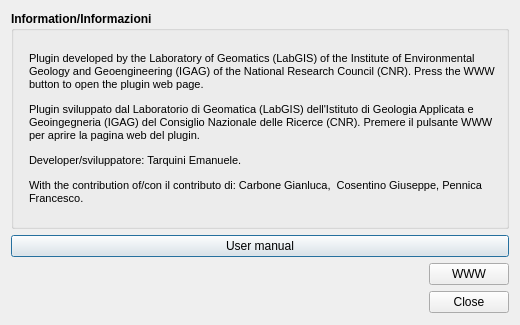
Old version of the form tb_info.ui in the repository CNR-IGAG/cle-tools.
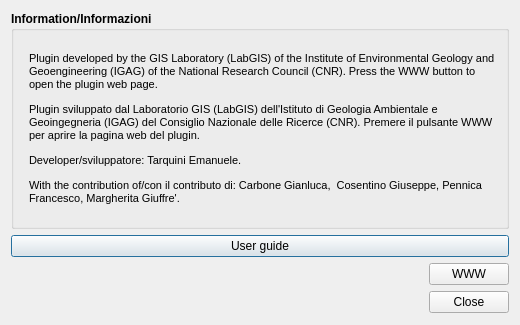
New version of the form. Icons and pictures are not drawn.

The edit to the form file:
```diff
--- a/tb_info.ui
+++ b/tb_info.ui
@@ -77,11 +77,11 @@
          <string>&lt;!DOCTYPE HTML PUBLIC &quot;-//W3C//DTD HTML 4.0//EN&quot; &quot;http://www.w3.org/TR/REC-html40/strict.dtd&quot;&gt;
 &lt;html&gt;&lt;head&gt;&lt;meta name=&quot;qrichtext&quot; content=&quot;1&quot; /&gt;&lt;style type=&quot;text/css&quot;&gt;
 p, li { white-space: pre-wrap; }
-&lt;/style&gt;&lt;/head&gt;&lt;body style=&quot; font-family:'MS Shell Dlg 2'; font-size:8pt; font-weight:600; font-style:normal;&quot;&gt;
-&lt;p style=&quot; margin-top:0px; margin-bottom:0px; margin-left:0px; margin-right:0px; -qt-block-indent:0; text-indent:0px;&quot;&gt;&lt;span style=&quot; font-weight:400;&quot;&gt;Plugin developed by the Laboratory of Geomatics (LabGIS) of the Institute of Environmental Geology and Geoengineering (IGAG) of the National Research Council (CNR). Press the WWW button to open the plugin web page.&lt;/span&gt;&lt;/p&gt;
-&lt;p style=&quot; margin-top:12px; margin-bottom:12px; margin-left:0px; margin-right:0px; -qt-block-indent:0; text-indent:0px;&quot;&gt;&lt;span style=&quot; font-weight:400;&quot;&gt;Plugin sviluppato dal Laboratorio di Geomatica (LabGIS) dell'Istituto di Geologia Applicata e Geoingegneria (IGAG) del Consiglio Nazionale delle Ricerce (CNR).&lt;/span&gt; &lt;span style=&quot; font-weight:400;&quot;&gt;Premere il pulsante WWW per aprire la pagina web del plugin.&lt;/span&gt;&lt;/p&gt;
-&lt;p style=&quot; margin-top:12px; margin-bottom:12px; margin-left:0px; margin-right:0px; -qt-block-indent:0; text-indent:0px;&quot;&gt;&lt;span style=&quot; font-weight:400;&quot;&gt;Developer/sviluppatore: Tarquini Emanuele.&lt;/span&gt;&lt;/p&gt;
-&lt;p style=&quot; margin-top:12px; margin-bottom:12px; margin-left:0px; margin-right:0px; -qt-block-indent:0; text-indent:0px;&quot;&gt;&lt;span style=&quot; font-weight:400;&quot;&gt;With the contribution of/con il contributo di: Carbone Gianluca,  Cosentino Giuseppe, Pennica Francesco.&lt;/span&gt;&lt;/p&gt;&lt;/body&gt;&lt;/html&gt;</string>
+&lt;/style&gt;&lt;/head&gt;&lt;body style=&quot; font-family:'Fira Sans'; font-size:10pt; font-weight:600; font-style:normal;&quot;&gt;
+&lt;p style=&quot; margin-top:0px; margin-bottom:0px; margin-left:0px; margin-right:0px; -qt-block-indent:0; text-indent:0px;&quot;&gt;&lt;span style=&quot; font-family:'MS Shell Dlg 2'; font-size:8pt; font-weight:400;&quot;&gt;Plugin developed by the GIS Laboratory (LabGIS) of the Institute of Environmental Geology and Geoengineering (IGAG) of the National Research Council (CNR). Press the WWW button to open the plugin web page.&lt;/span&gt;&lt;/p&gt;
+&lt;p style=&quot; margin-top:12px; margin-bottom:12px; margin-left:0px; margin-right:0px; -qt-block-indent:0; text-indent:0px;&quot;&gt;&lt;span style=&quot; font-family:'MS Shell Dlg 2'; font-size:8pt; font-weight:400;&quot;&gt;Plugin sviluppato dal Laboratorio GIS (LabGIS) dell'Istituto di Geologia Ambientale e Geoingegneria (IGAG) del Consiglio Nazionale delle Ricerce (CNR).&lt;/span&gt;&lt;span style=&quot; font-family:'MS Shell Dlg 2'; font-size:8pt;&quot;&gt; &lt;/span&gt;&lt;span style=&quot; font-family:'MS Shell Dlg 2'; font-size:8pt; font-weight:400;&quot;&gt;Premere il pulsante WWW per aprire la pagina web del plugin.&lt;/span&gt;&lt;/p&gt;
+&lt;p style=&quot; margin-top:12px; margin-bottom:12px; margin-left:0px; margin-right:0px; -qt-block-indent:0; text-indent:0px;&quot;&gt;&lt;span style=&quot; font-family:'MS Shell Dlg 2'; font-size:8pt; font-weight:400;&quot;&gt;Developer/sviluppatore: Tarquini Emanuele.&lt;/span&gt;&lt;/p&gt;
+&lt;p style=&quot; margin-top:12px; margin-bottom:12px; margin-left:0px; margin-right:0px; -qt-block-indent:0; text-indent:0px;&quot;&gt;&lt;span style=&quot; font-family:'MS Shell Dlg 2'; font-size:8pt; font-weight:400;&quot;&gt;With the contribution of/con il contributo di: Carbone Gianluca,  Cosentino Giuseppe, Pennica Francesco, Margherita Giuffre'.&lt;/span&gt;&lt;/p&gt;&lt;/body&gt;&lt;/html&gt;</string>
         </property>
         <property name="textFormat">
          <enum>Qt::RichText</enum>
@@ -105,7 +105,7 @@
         <cursorShape>PointingHandCursor</cursorShape>
        </property>
        <property name="text">
-        <string>User manual</string>
+        <string>User guide</string>
        </property>
       </widget>
      </item>
```
